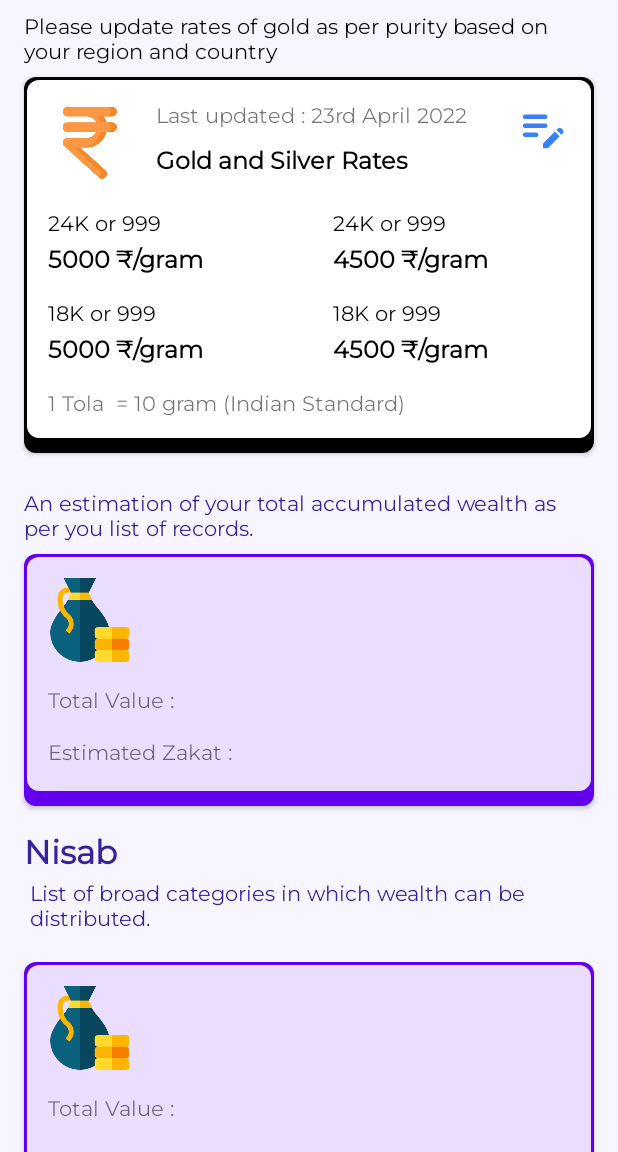
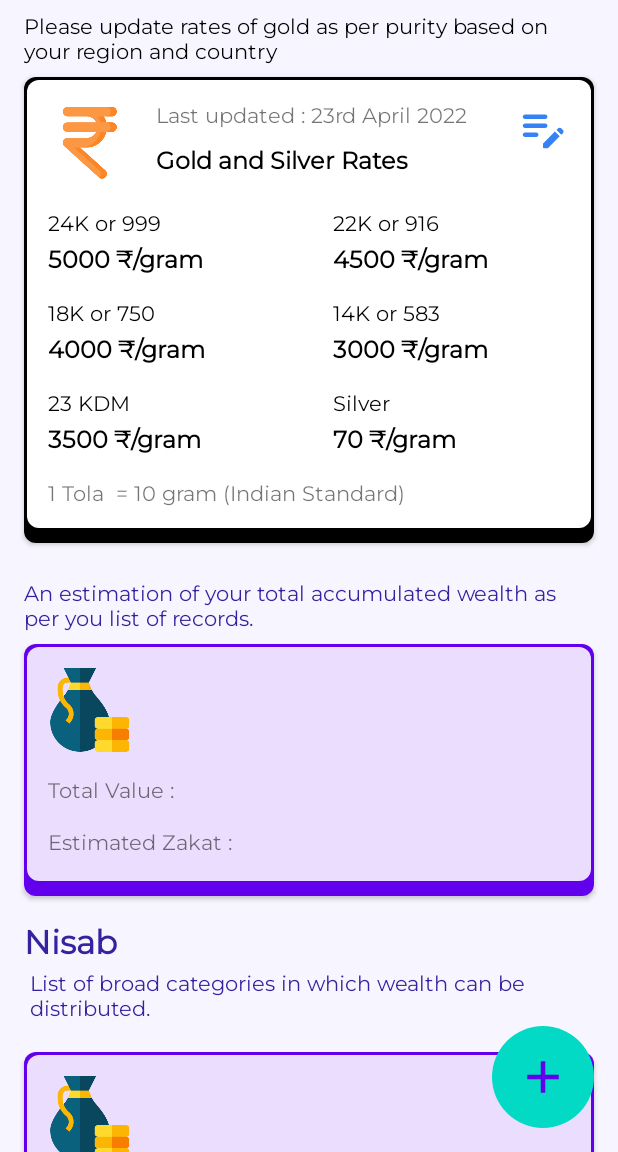
Before and after one commit to fazal88/Zakat-Nisab, an Android app built with Jetpack Compose: the screen it shows after launch (MainActivity), on a phone screen of 412 x 824 dp, the part 84-1236 px from its top. Run offline under Robolectric (Android 15) with nearby library versions, the phone set to English and light mode, and no system bars; our stand-ins replace Dagger/Hilt's generated code, Room's generated code, data binding; libraries missing offline, so code that uses them is left out: com.google.firebase.remoteconfig; network calls fail; pictures from the network do not load; 6 statements that could not run were skipped.

Commit message:
navigation added for edit from dashboard

```diff
--- a/app/src/main/java/com/androidvoyage/zakat/model/NisabDao.kt
+++ b/app/src/main/java/com/androidvoyage/zakat/model/NisabDao.kt
@@ -35,4 +35,13 @@ interface NisabDao {
 
     @Query("SELECT * FROM category")
     fun getNisabCategory() : LiveData<List<NisabCategoryItem>>
+
+    @Insert
+    suspend fun insertNisabRate(item : NisabRateItem)
+
+    @Update
+    suspend fun updateNisabRate(item : NisabCategoryItem)
+
+    @Query("SELECT * FROM rates")
+    fun getNisabRates() : LiveData<NisabRateItem>
 }
--- a/app/src/main/java/com/androidvoyage/zakat/model/NisabDatabase.kt
+++ b/app/src/main/java/com/androidvoyage/zakat/model/NisabDatabase.kt
@@ -9,7 +9,7 @@ import androidx.room.RoomDatabase
  * Created by Fazal on 16/02/22.
  * Copyright (c) 2022 PayNearby. All rights reserved.
  */
-@Database(entities = [NisabItem::class,NisabCategoryItem::class], version = 1)
+@Database(entities = [NisabItem::class,NisabCategoryItem::class,NisabRateItem::class], version = 1)
 abstract class NisabDatabase : RoomDatabase() {
 
     abstract fun nisabDao(): NisabDao
--- /dev/null
+++ b/app/src/main/java/com/androidvoyage/zakat/model/NisabRateItem.kt
@@ -0,0 +1,24 @@
+package com.androidvoyage.zakat.model
+
+import android.os.Parcelable
+import androidx.room.Entity
+import androidx.room.PrimaryKey
+import kotlinx.parcelize.Parcelize
+
+/**
+ * Created by Fazal on 16/04/22.
+ * Copyright (c) 2022 PayNearby. All rights reserved.
+ */
+@Entity(tableName = "rates")
+@Parcelize
+data class NisabRateItem(
+    @PrimaryKey
+    val purity : String,
+    val karat24 : Double = 0.0,
+    val karat22 : Double = 0.0,
+    val karat18 : Double = 0.0,
+    val karat14 : Double = 0.0,
+    val kdm23 : Double = 0.0,
+    val silver : Double = 0.0,
+    val lastUpdated : Long = System.currentTimeMillis(),
+) : Parcelable
--- a/app/src/main/java/com/androidvoyage/zakat/screens/dashboard/DashboardFragment.kt
+++ b/app/src/main/java/com/androidvoyage/zakat/screens/dashboard/DashboardFragment.kt
@@ -13,12 +13,15 @@ import androidx.compose.foundation.ExperimentalFoundationApi
 import androidx.fragment.app.Fragment
 import androidx.lifecycle.Observer
 import androidx.lifecycle.ViewModelProvider
+import androidx.navigation.findNavController
 import com.androidvoyage.zakat.R
 import com.androidvoyage.zakat.databinding.DashboardFragmentBinding
 import com.androidvoyage.zakat.model.Features
 import com.androidvoyage.zakat.model.NisabCategoryItem
+import com.androidvoyage.zakat.screens.list.ListFragmentDirections
 import com.androidvoyage.zakat.screens.main.MainActivity
 import com.androidvoyage.zakat.util.Utils
+import com.androidvoyage.zakat.util.onClickWithAnimation
 import kotlinx.coroutines.CoroutineScope
 import kotlinx.coroutines.Dispatchers
 import kotlinx.coroutines.launch
@@ -88,6 +91,11 @@ class DashboardFragment : Fragment() {
             }
         })
 
+        binding.ivAdd.onClickWithAnimation {
+            binding.root.findNavController()
+                .navigate(DashboardFragmentDirections.actionDashboardFragmentToEditFragment(""))
+        }
+
         /*viewModel.clickedAddFeature.observe(viewLifecycleOwner, Observer {
             it?.let {
                 viewModel.clickedAddFeature.postValue(null)
--- a/app/src/main/res/layout/dashboard_fragment.xml
+++ b/app/src/main/res/layout/dashboard_fragment.xml
@@ -52,6 +52,8 @@
             <LinearLayout
                 android:layout_width="match_parent"
                 android:layout_height="wrap_content"
+                android:paddingBottom="120dp"
+                android:clipToPadding="false"
                 android:orientation="vertical">
 
                 <TextView
@@ -128,5 +130,18 @@
 
         </androidx.core.widget.NestedScrollView>
 
+        <ImageView
+            android:id="@+id/iv_add"
+            android:layout_width="wrap_content"
+            android:layout_height="wrap_content"
+            android:background="@drawable/back_round"
+            android:padding="16dp"
+            android:backgroundTint="@color/accentColor"
+            android:src="@drawable/ic_add"
+            app:layout_constraintEnd_toEndOf="parent"
+            app:layout_constraintBottom_toBottomOf="parent"
+            android:layout_margin="16dp"
+            app:tint="@color/primaryColor" />
+
     </androidx.constraintlayout.widget.ConstraintLayout>
 </layout>
--- a/app/src/main/res/layout/item_metal_values.xml
+++ b/app/src/main/res/layout/item_metal_values.xml
@@ -74,7 +74,6 @@
             android:layout_height="wrap_content"
             android:layout_marginHorizontal="16dp"
             android:layout_marginTop="16dp"
-
             android:text="24K or 999"
             android:textColor="@color/black"
             android:textSize="14sp"
@@ -87,8 +86,7 @@
             android:layout_width="0dp"
             android:layout_height="wrap_content"
             android:layout_marginHorizontal="16dp"
-
-            android:text="24K or 999"
+            android:text="22K or 916"
             android:textColor="@color/black"
             android:textSize="14sp"
             app:layout_constraintEnd_toEndOf="parent"
@@ -101,7 +99,6 @@
             android:layout_height="wrap_content"
             android:layout_marginHorizontal="16dp"
             android:layout_marginTop="4dp"
-
             android:text="5000 ₹/gram"
             android:textColor="@color/black"
             android:textSize="16sp"
@@ -115,7 +112,6 @@
             android:layout_width="0dp"
             android:layout_height="wrap_content"
             android:layout_marginHorizontal="16dp"
-
             android:text="4500 ₹/gram"
             android:textColor="@color/black"
             android:textSize="16sp"
@@ -130,8 +126,7 @@
             android:layout_height="wrap_content"
             android:layout_marginHorizontal="16dp"
             android:layout_marginTop="16dp"
-
-            android:text="18K or 999"
+            android:text="18K or 750"
             android:textColor="@color/black"
             android:textSize="14sp"
             app:layout_constraintEnd_toStartOf="@+id/tv_label_14"
@@ -143,8 +138,7 @@
             android:layout_width="0dp"
             android:layout_height="wrap_content"
             android:layout_marginHorizontal="16dp"
-
-            android:text="18K or 999"
+            android:text="14K or 583"
             android:textColor="@color/black"
             android:textSize="14sp"
             app:layout_constraintEnd_toEndOf="parent"
@@ -157,7 +151,7 @@
             android:layout_height="wrap_content"
             android:layout_marginHorizontal="16dp"
             android:layout_marginTop="4dp"
-            android:text="5000 ₹/gram"
+            android:text="4000 ₹/gram"
             android:textColor="@color/black"
             android:textSize="16sp"
             android:textStyle="bold"
@@ -171,15 +165,66 @@
             android:layout_height="wrap_content"
             android:layout_marginHorizontal="16dp"
             android:layout_marginBottom="16dp"
+            android:text="3000 ₹/gram"
+            android:textColor="@color/black"
+            android:textSize="16sp"
+            android:textStyle="bold"
+            app:layout_constraintEnd_toEndOf="parent"
+            app:layout_constraintStart_toEndOf="@+id/tv_18"
+            app:layout_constraintTop_toTopOf="@+id/tv_18" />
 
-            android:text="4500 ₹/gram"
+        <TextView
+            android:id="@+id/tv_label_23"
+            android:layout_width="0dp"
+            android:layout_height="wrap_content"
+            android:layout_marginHorizontal="16dp"
+            android:layout_marginTop="16dp"
+            android:text="23 KDM"
+            android:textColor="@color/black"
+            android:textSize="14sp"
+            app:layout_constraintEnd_toStartOf="@+id/tv_label_14"
+            app:layout_constraintStart_toStartOf="parent"
+            app:layout_constraintTop_toBottomOf="@+id/tv_18" />
+
+        <TextView
+            android:id="@+id/tv_label_silver"
+            android:layout_width="0dp"
+            android:layout_height="wrap_content"
+            android:layout_marginHorizontal="16dp"
+            android:text="Silver"
+            android:textColor="@color/black"
+            app:layout_constraintEnd_toEndOf="parent"
+            app:layout_constraintStart_toEndOf="@+id/tv_label_23"
+            app:layout_constraintTop_toTopOf="@+id/tv_label_23" />
+
+        <TextView
+            android:id="@+id/tv_23"
+            android:layout_width="0dp"
+            android:layout_height="wrap_content"
+            android:layout_marginHorizontal="16dp"
+            android:layout_marginTop="4dp"
+            android:text="3500 ₹/gram"
+            android:textColor="@color/black"
+            android:textSize="16sp"
+            android:textStyle="bold"
+            app:layout_constraintEnd_toStartOf="@+id/tv_silver"
+            app:layout_constraintStart_toStartOf="parent"
+            app:layout_constraintTop_toBottomOf="@+id/tv_label_23" />
+
+        <TextView
+            android:id="@+id/tv_silver"
+            android:layout_width="0dp"
+            android:layout_height="wrap_content"
+            android:layout_marginHorizontal="16dp"
+            android:layout_marginBottom="16dp"
+            android:text="70 ₹/gram"
             android:textColor="@color/black"
             android:textSize="16sp"
             android:textStyle="bold"
             app:layout_constraintBottom_toTopOf="@+id/tv_tola"
             app:layout_constraintEnd_toEndOf="parent"
-            app:layout_constraintStart_toEndOf="@+id/tv_18"
-            app:layout_constraintTop_toTopOf="@+id/tv_18" />
+            app:layout_constraintStart_toEndOf="@+id/tv_23"
+            app:layout_constraintTop_toTopOf="@+id/tv_23" />
 
 
         <TextView
--- a/app/src/main/res/navigation/navigation_main.xml
+++ b/app/src/main/res/navigation/navigation_main.xml
@@ -46,6 +46,9 @@
             app:popEnterAnim="@anim/slide_in_left"
             app:popExitAnim="@anim/slide_out_right"
             app:destination="@id/faqFragment" />
+        <action
+            android:id="@+id/action_dashboardFragment_to_editFragment"
+            app:destination="@id/editFragment" />
     </fragment>
     <fragment
         android:id="@+id/listFragment"
```
